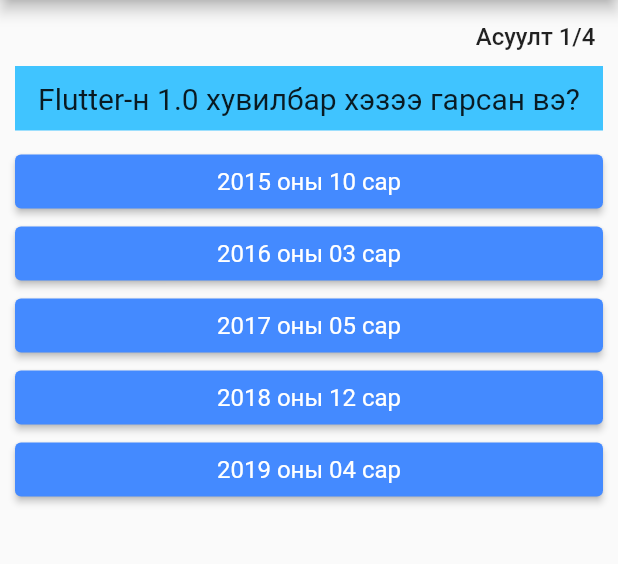
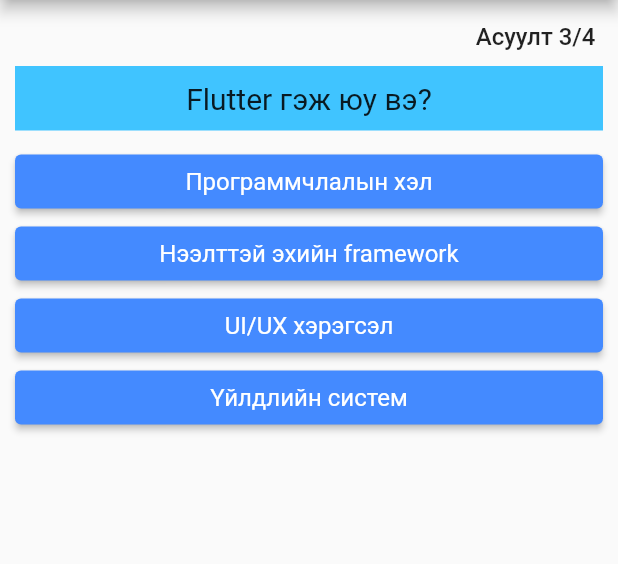
Before and after one commit to battulgau/quiz_app_test, a Flutter app: the screen it shows after launch, after a tap on "2010", after a tap on "2015 оны 10 сар", on a phone screen of 412 x 824 dp, the part 84-648 px from its top. Run offline on Flutter 3.47's test engine with Material 2 defaults, Android fonts, the phone set to English and light mode, and no system bars.

Commit message:
score & result

```diff
--- a/lib/main.dart
+++ b/lib/main.dart
@@ -1,23 +1,48 @@
 import 'package:flutter/material.dart';
-import 'package:quiz_app_test/answer.dart';
+import 'package:quiz_app_test/quiz.dart';
+import 'package:quiz_app_test/result.dart';
 
 void main() => runApp(MyApp());
 
 const questions = [
   {
     "questionText": "Dart хэлийг анх хэзээ олон нийтэд танилцуулсан вэ?",
-    "answer": ["2010", "2011", "2012", "2013", "2014"]
+    "answer": [
+      {"text": "2010", "score": 0},
+      {"text": "2011", "score": 1},
+      {"text": "2012", "score": 0},
+      {"text": "2013", "score": 0},
+      {"text": "2014", "score": 0},
+    ]
   },
   {
     "questionText": "Flutter-н 1.0 хувилбар хэзээ гарсан вэ?",
     "answer": [
-      "2015 оны 10 сар",
-      "2016 оны 03 сар",
-      "2017 оны 05 сар",
-      "2018 оны 12 сар",
-      "2019 оны 04 сар"
+      {"text": "2015 оны 10 сар", "score": 0},
+      {"text": "2016 оны 03 сар", "score": 0},
+      {"text": "2017 оны 05 сар", "score": 0},
+      {"text": "2018 оны 12 сар", "score": 1},
+      {"text": "2019 оны 04 сар", "score": 0},
     ],
-  }
+  },
+  {
+    "questionText": "Flutter гэж юу вэ?",
+    "answer": [
+      {"text": "Программчлалын хэл", "score": 0},
+      {"text": "Нээлттэй эхийн framework", "score": 1},
+      {"text": "UI/UX хэрэгсэл", "score": 0},
+      {"text": "Үйлдлийн систем", "score": 0},
+    ],
+  },
+  {
+    "questionText": "Flutter-г ямар компани хөгжүүлсэн вэ?",
+    "answer": [
+      {"text": "Microsoft", "score": 0},
+      {"text": "Facebook", "score": 0},
+      {"text": "Amazon", "score": 0},
+      {"text": "Google", "score": 1},
+    ],
+  },
 ];
 
 // ignore: use_key_in_widget_constructors
@@ -28,12 +53,18 @@ class MyApp extends StatefulWidget {
 
 class _MyAppState extends State<MyApp> {
   int questionIndex = 0;
-  void questionAnswer() {
+  int totalScore = 0;
+  void questionAnswer(int score) {
+    totalScore += score;
     setState(() {
-      if (questionIndex < questions.length - 1) {
-        questionIndex += 1;
-      }
-      // else {questionIndex = 0;}
+      questionIndex += 1;
+    });
+  }
+
+  void resetQuiz() {
+    setState(() {
+      questionIndex = 0;
+      totalScore = 0;
     });
   }
 
@@ -44,32 +75,9 @@ class _MyAppState extends State<MyApp> {
         appBar: AppBar(
           title: const Text("Quiz App"),
         ),
-        body: Column(
-          children: [
-            Container(
-              padding: const EdgeInsets.only(right: 15, top: 15),
-              width: double.infinity,
-              child: const Text(
-                "Асуулт 1/4",
-                style: TextStyle(fontSize: 16, fontWeight: FontWeight.w500),
-                textAlign: TextAlign.right,
-              ),
-            ),
-            Container(
-              color: Colors.lightBlueAccent,
-              margin: const EdgeInsets.all(10),
-              padding: const EdgeInsets.all(10),
-              width: double.infinity,
-              child: Text(
-                questions[questionIndex]["questionText"].toString(),
-                style: const TextStyle(fontSize: 20),
-                textAlign: TextAlign.center,
-              ),
-            ),
-            for (String answer in questions[questionIndex]["answer"] as List)
-              Answer(questionAnswer, answer.toString()),
-          ],
-        ),
+        body: questionIndex < questions.length
+            ? Quiz(questions, questionIndex, questionAnswer)
+            : Result(totalScore, resetQuiz),
       ),
     );
   }
--- /dev/null
+++ b/lib/paginate.dart
@@ -0,0 +1,20 @@
+import 'package:flutter/material.dart';
+
+class Paginate extends StatelessWidget {
+  final int questionIndex;
+  final List questions;
+  const Paginate(this.questionIndex, this.questions, {super.key});
+
+  @override
+  Widget build(BuildContext context) {
+    return Container(
+      padding: const EdgeInsets.only(right: 15, top: 15),
+      width: double.infinity,
+      child: Text(
+        "Асуулт ${questionIndex + 1}/${questions.length}",
+        style: const TextStyle(fontSize: 16, fontWeight: FontWeight.w500),
+        textAlign: TextAlign.right,
+      ),
+    );
+  }
+}
--- /dev/null
+++ b/lib/question.dart
@@ -0,0 +1,21 @@
+import 'package:flutter/material.dart';
+
+class Question extends StatelessWidget {
+  final String questionText;
+  const Question(this.questionText, {super.key});
+
+  @override
+  Widget build(BuildContext context) {
+    return Container(
+      color: Colors.lightBlueAccent,
+      margin: const EdgeInsets.all(10),
+      padding: const EdgeInsets.all(10),
+      width: double.infinity,
+      child: Text(
+        questionText,
+        style: const TextStyle(fontSize: 20),
+        textAlign: TextAlign.center,
+      ),
+    );
+  }
+}
--- /dev/null
+++ b/lib/quiz.dart
@@ -0,0 +1,24 @@
+import 'package:flutter/material.dart';
+import 'package:quiz_app_test/answer.dart';
+import 'package:quiz_app_test/paginate.dart';
+import 'package:quiz_app_test/question.dart';
+
+class Quiz extends StatelessWidget {
+  final List questions;
+  final int questionIndex;
+  final Function questionAnswer;
+  const Quiz(this.questions, this.questionIndex, this.questionAnswer,
+      {super.key});
+
+  @override
+  Widget build(BuildContext context) {
+    return Column(
+      children: [
+        Paginate(questionIndex, questions),
+        Question(questions[questionIndex]["questionText"].toString()),
+        for (Map answer in questions[questionIndex]["answer"] as List)
+          Answer(() => questionAnswer(answer["score"]), answer["text"]),
+      ],
+    );
+  }
+}
```
Also changed, not shown: lib/result.dart (added, +46 -0 lines).
